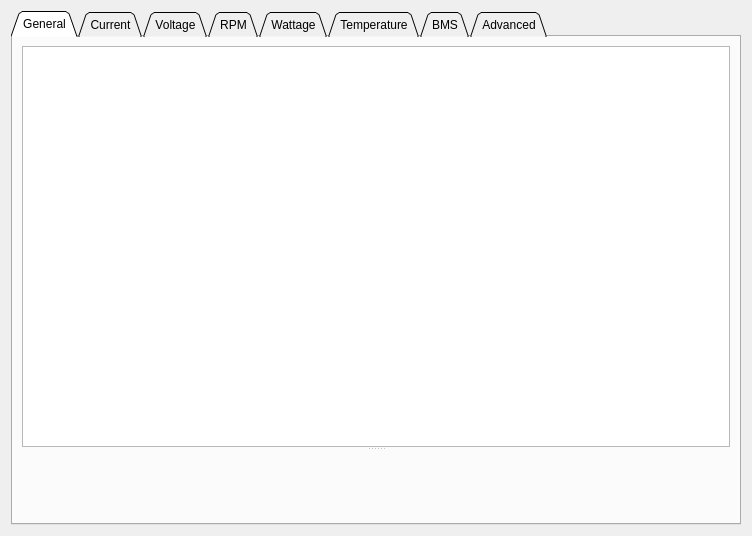
Qt form pages/pagemotor.ui (vedderb/vesc_tool) before a commit.
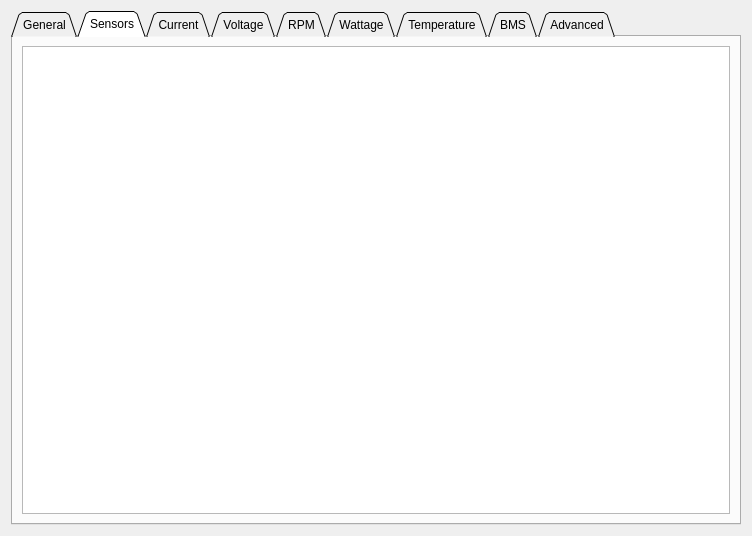
The same form after that commit. The open tabs and pages were chosen to show the change. Custom widgets are drawn as their Qt base class.

Commit message: Added missing files for previous commit

```diff
--- a/pages/pagemotor.ui
+++ b/pages/pagemotor.ui
@@ -38,6 +38,16 @@
        </item>
       </layout>
      </widget>
+     <widget class="QWidget" name="tab_9">
+      <attribute name="title">
+       <string>Sensors</string>
+      </attribute>
+      <layout class="QVBoxLayout" name="verticalLayout_10">
+       <item>
+        <widget class="ParamTable" name="sensorsTab"/>
+       </item>
+      </layout>
+     </widget>
      <widget class="QWidget" name="tab_2">
       <attribute name="title">
        <string>Current</string>
```
The commit also changes 1 other file.
